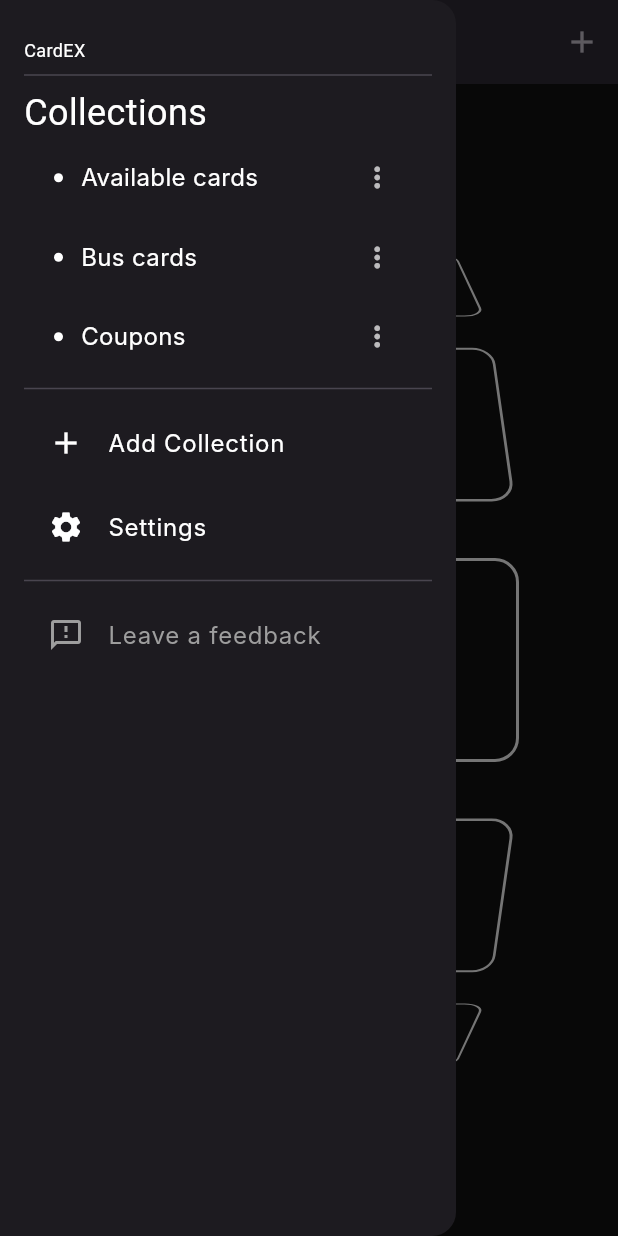
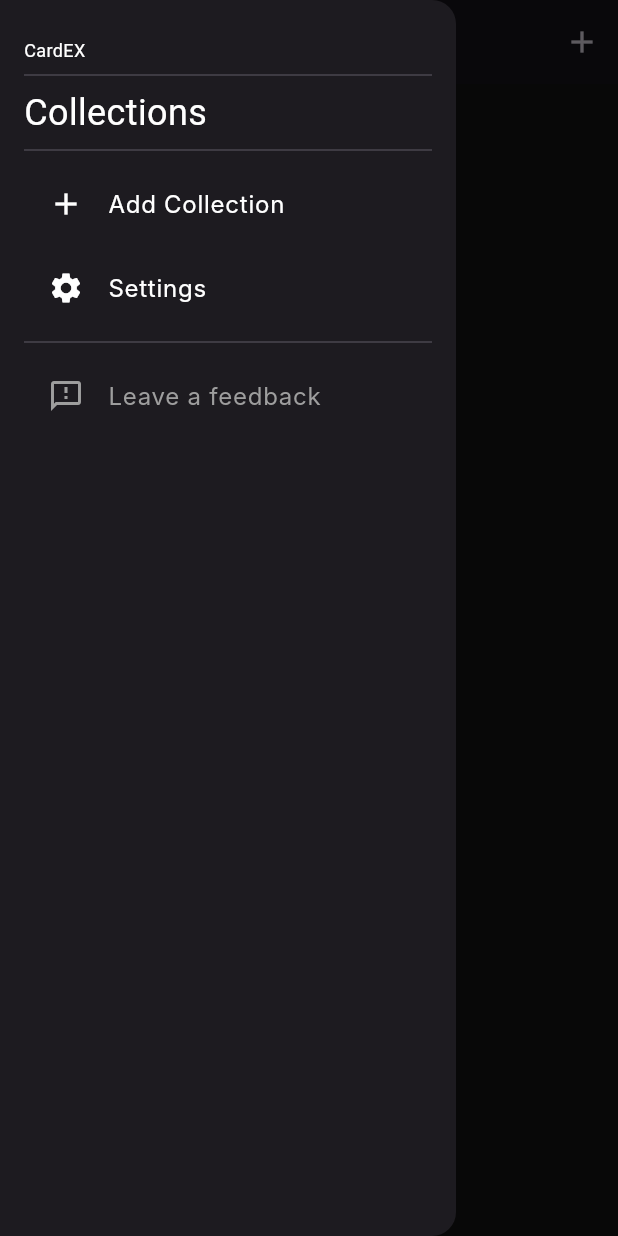
Before and after one commit to YakupAtahanov/Cardex, a Flutter app: the screen it shows after launch, in the side drawer, after a tap on the "menu" icon, on a phone screen of 412 x 824 dp. Run offline on Flutter 3.47's test engine with Material 3 defaults, Android fonts, the light colour scheme and no system bars; Roboto replaces fonts that are missing (Inter, Sora).

Commit message:
Help me...

```diff
--- a/cardex/lib/backend/available_cards_collection.dart
+++ b/cardex/lib/backend/available_cards_collection.dart
@@ -1,6 +1,7 @@
+
 import 'package:flutter/material.dart';
-import 'package:cardex/models/Collection.dart';
-import 'package:cardex/models/Card.dart';
+import '../../models/Collection.dart';
+import '../../models/Card.dart';
 
 class AvailableCardsCollection with ChangeNotifier {
   final List<Collection> _collections = [];
@@ -41,9 +42,9 @@ class AvailableCardsCollection with ChangeNotifier {
   }
 
   void renameCollection(String oldName, String newName) {
-    final collection = _collections.firstWhere((c) => c.name == oldName, orElse: () => null);
-    if (collection != null) {
-      collection.name = newName;
+    final index = _collections.indexWhere((c) => c.name == oldName);
+    if (index != -1) {
+      _collections[index].name = newName;
       notifyListeners();
     }
   }
--- a/cardex/lib/frontend/widgets/side_menu.dart
+++ b/cardex/lib/frontend/widgets/side_menu.dart
@@ -44,7 +44,7 @@ class _SideMenuState extends State<SideMenu> {
               onMore: () {
                 showModalBottomSheet(
                   context: context,
-                  builder: (_) => CollectionOptionsMenu(),
+                  builder: (_) => CollectionOptionsMenu(collectionName: '',),
                 );
               },
             );
--- a/cardex/lib/main.dart
+++ b/cardex/lib/main.dart
@@ -1,11 +1,18 @@
+
 import 'package:flutter/material.dart';
+import 'package:provider/provider.dart';
+
+import 'package:cardex/backend/available_cards_collection.dart';
 import 'package:cardex/frontend/themes/text_styles.dart';
 import 'package:cardex/frontend/widgets/side_menu.dart';
-import 'package:cardex/frontend/widgets/cards_scroll_widget.dart';
-import 'package:cardex/frontend/widgets/app_bar.dart';
 
 void main() {
-  runApp(MyApp());
+  runApp(
+    ChangeNotifierProvider(
+      create: (_) => AvailableCardsCollection(),
+      child: const MyApp(),
+    ),
+  );
 }
 
 class MyApp extends StatelessWidget {
@@ -13,66 +20,49 @@ class MyApp extends StatelessWidget {
 
   @override
   Widget build(BuildContext context) {
-    const List<String> collections = [
-      "Available cards",
-      "Bus cards",
-      "Coupons",
-    ];
-
     return MaterialApp(
       title: "CardEX",
       theme: ThemeData.dark().copyWith(
-        scaffoldBackgroundColor: Color(0xFF121212),
+        scaffoldBackgroundColor: const Color(0xFF121212),
         textTheme: const TextTheme(bodyMedium: AppTextStyles.inter16White),
       ),
-      home: HomeScreen(
-        collections: collections,
-        selectedCollection: collections.first,
-      ), // Will need a CollectionManager
+      home: const HomeScreen(),
       debugShowCheckedModeBanner: false,
     );
   }
 }
 
 class HomeScreen extends StatefulWidget {
-  final List<String> collections;
-  final String selectedCollection;
-  const HomeScreen({
-    super.key,
-    required this.collections,
-    required this.selectedCollection,
-  });
+  const HomeScreen({super.key});
 
   @override
   State<HomeScreen> createState() => _HomeScreenState();
 }
 
 class _HomeScreenState extends State<HomeScreen> {
-  late String selectedCollection;
-
-  @override
-  void initState() {
-    super.initState();
-    selectedCollection = widget.selectedCollection;
-  }
-
   @override
   Widget build(BuildContext context) {
     return Scaffold(
-      appBar: CustomAppBar(
-        collections: widget.collections,
-        selectedCollection: selectedCollection,
-        onCollectionChanged: (value) {
-          if (value != null) {
-            setState(() => selectedCollection = value);
-          }
-        },
-        onAdd: () {
-          // TODO: show add card modal
-        },
+      appBar: AppBar(
+        title: const Text("Available Cards"),
+        centerTitle: true,
+        leading: Builder(
+          builder: (context) => IconButton(
+            icon: const Icon(Icons.menu),
+            onPressed: () => Scaffold.of(context).openDrawer(),
+          ),
+        ),
+        actions: [
+          IconButton(
+            icon: const Icon(Icons.add),
+            onPressed: () {
+              // TODO: BACKEND: ADD NEW CARD BUTTON
+            },
+          ),
+        ],
       ),
-      drawer: SideMenu(collections: widget.collections),
-      body: CardsScrollWidget(),
+      drawer: const SideMenu(collections: [],),
+      body: const Center(child: Text("Main content goes here")),
     );
   }
 }
--- a/cardex/lib/models/Card.dart
+++ b/cardex/lib/models/Card.dart
@@ -1,3 +1,12 @@
-class Card {
-  Card();
+
+class CardModel {
+  String id;
+  String title;
+  String number;
+
+  CardModel({
+    required this.id,
+    required this.title,
+    required this.number,
+  });
 }
--- a/cardex/lib/models/Collection.dart
+++ b/cardex/lib/models/Collection.dart
@@ -0,0 +1,14 @@
+
+import 'Card.dart';
+
+class Collection {
+  String id;
+  String name;
+  List<CardModel> cards;
+
+  Collection({
+    required this.id,
+    required this.name,
+    required this.cards,
+  });
+}
```
